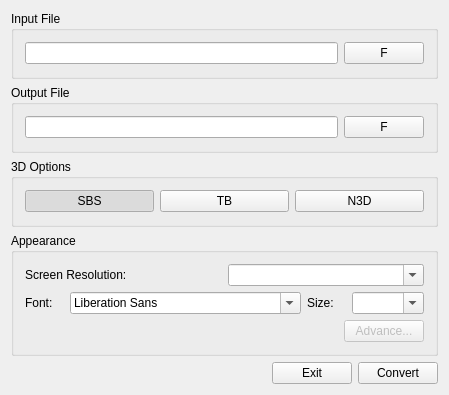
Above: src/sub3dtoolgui.ui from tuxamito/sub3dtool-gui before the change. Below: the same form after it.
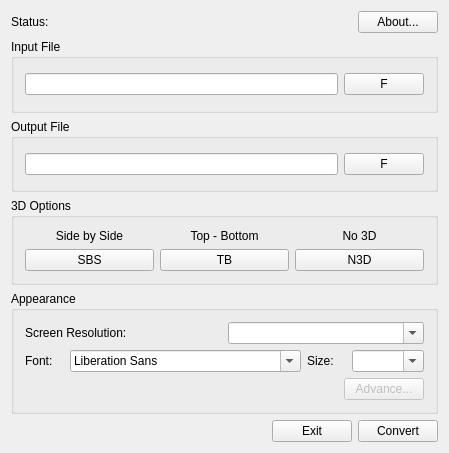
That is the form after the change.

Diff of the .ui file:
```diff
--- a/src/sub3dtoolgui.ui
+++ b/src/sub3dtoolgui.ui
@@ -7,13 +7,50 @@
     <x>0</x>
     <y>0</y>
     <width>449</width>
-    <height>395</height>
+    <height>453</height>
    </rect>
   </property>
   <property name="windowTitle">
    <string>sub3dtoolgui</string>
   </property>
   <layout class="QVBoxLayout" name="verticalLayout">
+   <item>
+    <layout class="QHBoxLayout" name="horizontalLayout_3">
+     <item>
+      <widget class="QLabel" name="label_7">
+       <property name="sizePolicy">
+        <sizepolicy hsizetype="Maximum" vsizetype="Preferred">
+         <horstretch>0</horstretch>
+         <verstretch>0</verstretch>
+        </sizepolicy>
+       </property>
+       <property name="text">
+        <string>Status:</string>
+       </property>
+      </widget>
+     </item>
+     <item>
+      <widget class="QLabel" name="labelInfo">
+       <property name="text">
+        <string/>
+       </property>
+      </widget>
+     </item>
+     <item>
+      <widget class="QPushButton" name="buttonAbout">
+       <property name="sizePolicy">
+        <sizepolicy hsizetype="Maximum" vsizetype="Fixed">
+         <horstretch>0</horstretch>
+         <verstretch>0</verstretch>
+        </sizepolicy>
+       </property>
+       <property name="text">
+        <string>About...</string>
+       </property>
+      </widget>
+     </item>
+    </layout>
+   </item>
    <item>
     <widget class="QGroupBox" name="groupBox">
      <property name="title">
@@ -57,21 +94,8 @@
      <property name="title">
       <string>3D Options</string>
      </property>
-     <layout class="QHBoxLayout" name="horizontalLayout_3">
-      <item>
-       <widget class="QPushButton" name="button3DSBS">
-        <property name="text">
-         <string>SBS</string>
-        </property>
-        <property name="checkable">
-         <bool>true</bool>
-        </property>
-        <property name="checked">
-         <bool>true</bool>
-        </property>
-       </widget>
-      </item>
-      <item>
+     <layout class="QGridLayout" name="gridLayout">
+      <item row="1" column="1">
        <widget class="QPushButton" name="button3DTB">
         <property name="text">
          <string>TB</string>
@@ -81,7 +105,7 @@
         </property>
        </widget>
       </item>
-      <item>
+      <item row="1" column="2">
        <widget class="QPushButton" name="button3DN3D">
         <property name="text">
          <string>N3D</string>
@@ -91,6 +115,49 @@
         </property>
        </widget>
       </item>
+      <item row="1" column="0">
+       <widget class="QPushButton" name="button3DSBS">
+        <property name="text">
+         <string>SBS</string>
+        </property>
+        <property name="checkable">
+         <bool>true</bool>
+        </property>
+        <property name="checked">
+         <bool>false</bool>
+        </property>
+       </widget>
+      </item>
+      <item row="0" column="0">
+       <widget class="QLabel" name="label_4">
+        <property name="text">
+         <string>Side by Side</string>
+        </property>
+        <property name="alignment">
+         <set>Qt::AlignCenter</set>
+        </property>
+       </widget>
+      </item>
+      <item row="0" column="1">
+       <widget class="QLabel" name="label_5">
+        <property name="text">
+         <string>Top - Bottom</string>
+        </property>
+        <property name="alignment">
+         <set>Qt::AlignCenter</set>
+        </property>
+       </widget>
+      </item>
+      <item row="0" column="2">
+       <widget class="QLabel" name="label_6">
+        <property name="text">
+         <string>No 3D</string>
+        </property>
+        <property name="alignment">
+         <set>Qt::AlignCenter</set>
+        </property>
+       </widget>
+      </item>
      </layout>
     </widget>
    </item>
```
Left out of the diff: 20 changed lines with no effect on the pictures.
